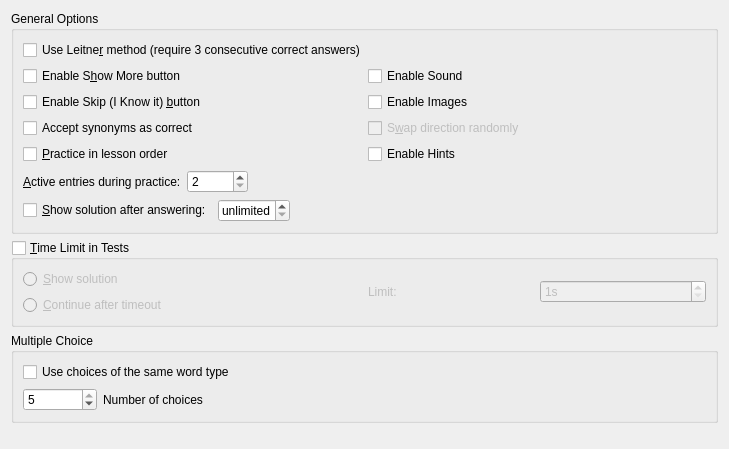
Qt form src/configure-practice/advancedpracticeoptions.ui (KDE/parley) before a commit.
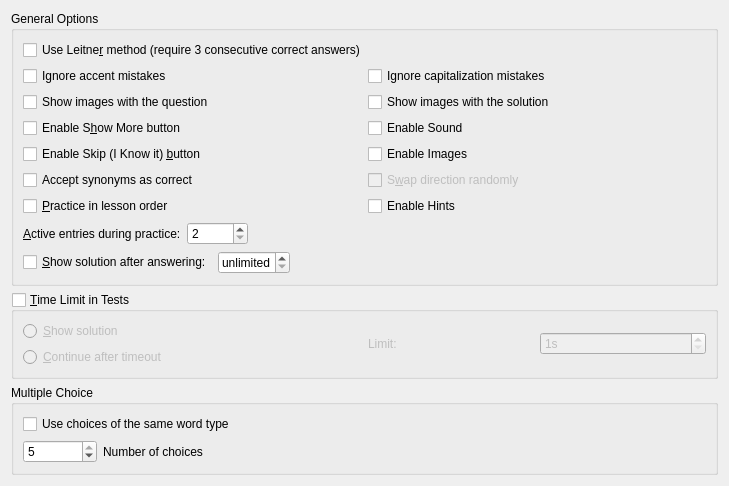
The same form after that commit. Custom widgets are drawn as their Qt base class.

Diff of the .ui file:
```diff
--- a/src/configure-practice/advancedpracticeoptions.ui
+++ b/src/configure-practice/advancedpracticeoptions.ui
@@ -33,6 +33,34 @@
       <item>
        <layout class="QGridLayout">
         <item row="0" column="0">
+         <widget class="QCheckBox" name="kcfg_IgnoreAccentMistakes">
+          <property name="text">
+           <string>Ignore accent mistakes</string>
+          </property>
+         </widget>
+        </item>
+        <item row="0" column="1">
+         <widget class="QCheckBox" name="kcfg_IgnoreCapitalizationMistakes">
+          <property name="text">
+           <string>Ignore capitalization mistakes</string>
+          </property>
+         </widget>
+        </item>
+        <item row="1" column="0">
+         <widget class="QCheckBox" name="kcfg_FlashcardsFrontImage">
+          <property name="text">
+           <string>Show images with the question</string>
+          </property>
+         </widget>
+        </item>
+        <item row="1" column="1">
+         <widget class="QCheckBox" name="kcfg_FlashcardsBackImage">
+          <property name="text">
+           <string>Show images with the solution</string>
+          </property>
+         </widget>
+        </item>
+        <item row="2" column="0">
          <widget class="QCheckBox" name="kcfg_ShowMore">
           <property name="enabled">
            <bool>true</bool>
@@ -48,14 +76,14 @@
           </property>
          </widget>
         </item>
-        <item row="0" column="1">
+        <item row="2" column="1">
          <widget class="QCheckBox" name="kcfg_PracticeSoundEnabled">
           <property name="text">
            <string>Enable Sound</string>
           </property>
          </widget>
         </item>
-        <item row="1" column="0">
+        <item row="3" column="0">
          <widget class="QCheckBox" name="kcfg_SkipKnownEnabled">
           <property name="enabled">
            <bool>true</bool>
@@ -71,21 +99,21 @@
           </property>
          </widget>
         </item>
-        <item row="1" column="1">
+        <item row="3" column="1">
          <widget class="QCheckBox" name="kcfg_PracticeImagesEnabled">
           <property name="text">
            <string>Enable Images</string>
           </property>
          </widget>
         </item>
-        <item row="2" column="0">
+        <item row="4" column="0">
          <widget class="QCheckBox" name="kcfg_CountSynonymsAsCorrect">
           <property name="text">
            <string>Accept synonyms as correct</string>
           </property>
          </widget>
         </item>
-        <item row="2" column="1">
+        <item row="4" column="1">
          <widget class="QCheckBox" name="kcfg_SwapDirection">
           <property name="enabled">
            <bool>false</bool>
@@ -95,7 +123,7 @@
           </property>
          </widget>
         </item>
-        <item row="3" column="0">
+        <item row="5" column="0">
          <widget class="QCheckBox" name="kcfg_TestOrderLesson">
           <property name="toolTip">
            <string>When practicing, new words will be chosen loosely in lesson order if this is selected.  Otherwise, they will be chosen completely at random.</string>
@@ -105,7 +133,7 @@
           </property>
          </widget>
         </item>
-        <item row="3" column="1">
+        <item row="5" column="1">
          <widget class="QCheckBox" name="kcfg_ShowHints">
           <property name="text">
            <string>Enable Hints</string>
```
